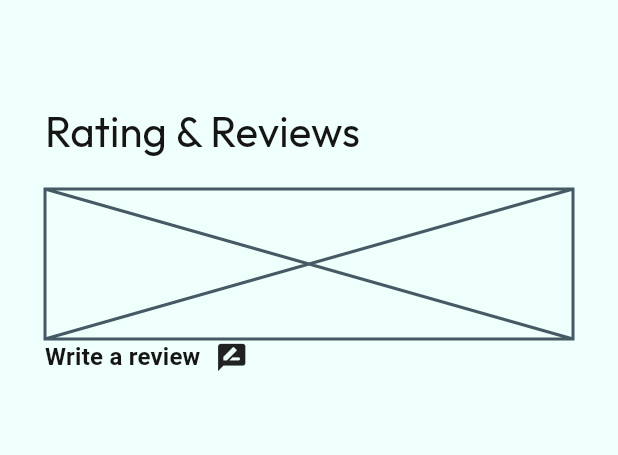
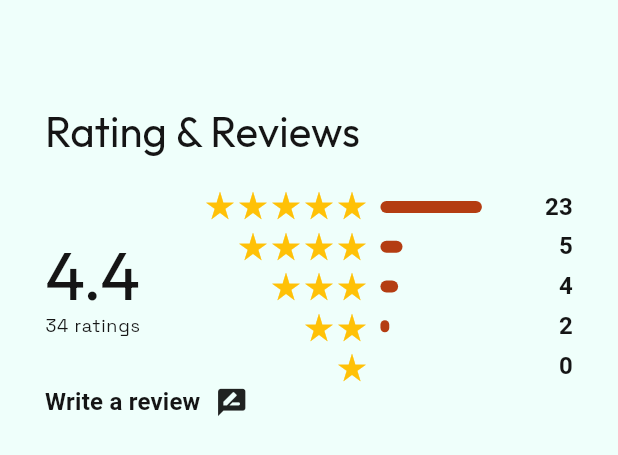
Before and after one commit to baxelnut/virtual_tourism, a Flutter app: the ReviewSection widget shown alone on an empty page, opened directly, on a phone screen of 412 x 824 dp. Shown: the top 455 px of the screen. Run offline on Flutter 3.47's test engine with Material 3 defaults, Android fonts, the phone set to English and light mode, and no system bars; our stand-ins replace cached_network_image, cloud_firestore, firebase_auth, firebase_core, firebase_storage, flutter_dotenv and 6 more; missing offline and left inert: firebase_app_check, panorama_viewer; accounts and stored records are empty; network calls fail; Roboto replaces fonts that are missing (Italiana); project files that could hold a hidden picture were left out.

Commit message:
review box ui init

```diff
--- a/lib/src/components/review_section.dart
+++ b/lib/src/components/review_section.dart
@@ -7,6 +7,7 @@ class ReviewSection extends StatelessWidget {
   Widget build(BuildContext context) {
     final theme = Theme.of(context);
     final screenSize = MediaQuery.of(context).size;
+    final List<int> numbersData = [23, 5, 4, 2, 0];
 
     return Padding(
       padding: const EdgeInsets.symmetric(horizontal: 30, vertical: 20),
@@ -21,10 +22,10 @@ class ReviewSection extends StatelessWidget {
               style: theme.textTheme.headlineMedium,
             ),
           ),
-          SizedBox(
-            width: screenSize.width,
-            height: 100,
-            child: Placeholder(),
+          statsWidget(
+            screenSize: screenSize,
+            theme: theme,
+            numbersData: numbersData,
           ),
           Row(
             children: [
@@ -43,4 +44,141 @@ class ReviewSection extends StatelessWidget {
       ),
     );
   }
+
+  Widget statsWidget({
+    required Size screenSize,
+    required ThemeData theme,
+    required List<int> numbersData,
+  }) {
+    return SizedBox(
+      width: screenSize.width,
+      height: 130,
+      child: Row(
+        mainAxisAlignment: MainAxisAlignment.spaceBetween,
+        children: [
+          averageScore(
+            theme: theme,
+            numbersData: numbersData,
+          ),
+          Row(
+            children: [
+              starsOrder(),
+              const SizedBox(width: 8),
+              indicatorBar(
+                theme: theme,
+                numbersData: numbersData,
+              ),
+            ],
+          ),
+          reviewerQty(
+            theme: theme,
+            numbersData: numbersData,
+          ),
+        ],
+      ),
+    );
+  }
+
+  Widget averageScore({
+    required ThemeData theme,
+    required List<int> numbersData,
+  }) {
+    int totalStars = numbersData.reduce((a, b) => a + b); // total
+    Map<int, int> starMap = {0: 5, 1: 4, 2: 3, 3: 2, 4: 1}; // mapping stars
+    int weightedSum = 0; // weighted sum
+    for (int i = 0; i < numbersData.length; i++) {
+      weightedSum += starMap[i]! * numbersData[i];
+    }
+    // average score
+    double starScore = totalStars > 0 ? weightedSum / totalStars : 0;
+
+    return Column(
+      mainAxisAlignment: MainAxisAlignment.center,
+      crossAxisAlignment: CrossAxisAlignment.center,
+      children: [
+        Text(
+          starScore.toStringAsFixed(1),
+          style: theme.textTheme.displayMedium,
+        ),
+        Text(
+          '$totalStars ratings',
+          style: theme.textTheme.labelMedium,
+        ),
+      ],
+    );
+  }
+
+  Widget starsOrder() {
+    return Column(
+      mainAxisAlignment: MainAxisAlignment.spaceBetween,
+      crossAxisAlignment: CrossAxisAlignment.start,
+      children: List.generate(
+        5,
+        (index) {
+          int starCount = 5 - index;
+          return Row(
+            children: [
+              ...List.generate(index, (i) => const SizedBox(width: 22)),
+              ...List.generate(
+                starCount,
+                (i) => const Icon(
+                  Icons.star_rate,
+                  size: 22,
+                  color: Colors.amber,
+                ),
+              ),
+            ],
+          );
+        },
+      ),
+    );
+  }
+
+  Widget indicatorBar({
+    required ThemeData theme,
+    required List<int> numbersData,
+  }) {
+    int totalRatings = numbersData.reduce((a, b) => a + b);
+    List<double> percentages = numbersData.map((count) {
+      return totalRatings > 0 ? (count / totalRatings) * 100 : 0.0;
+    }).toList();
+
+    return Column(
+      mainAxisAlignment: MainAxisAlignment.spaceBetween,
+      crossAxisAlignment: CrossAxisAlignment.start,
+      children: List.generate(5, (index) {
+        double percentage = percentages[index];
+
+        return Padding(
+          padding: const EdgeInsets.symmetric(vertical: 8),
+          child: SizedBox(
+            width: 100 * (percentage / 100),
+            child: Container(
+              height: 8,
+              decoration: BoxDecoration(
+                color: theme.colorScheme.secondary,
+                borderRadius: BorderRadius.circular(60),
+              ),
+            ),
+          ),
+        );
+      }),
+    );
+  }
+
+  Widget reviewerQty({
+    required List<int> numbersData,
+    required ThemeData theme,
+  }) {
+    return Column(
+      mainAxisAlignment: MainAxisAlignment.spaceBetween,
+      crossAxisAlignment: CrossAxisAlignment.end,
+      children: List.generate(numbersData.length, (index) {
+        return Text(
+          numbersData[index] > 999 ? '999+' : numbersData[index].toString(),
+          style: theme.textTheme.titleMedium,
+        );
+      }),
+    );
+  }
 }
```
